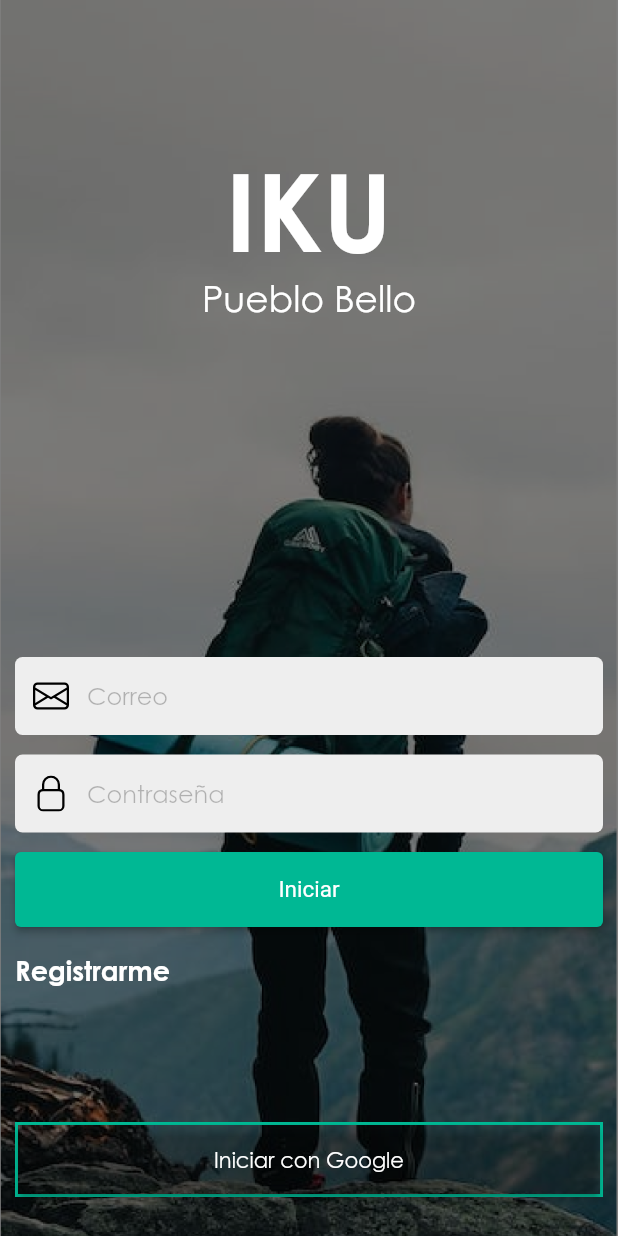
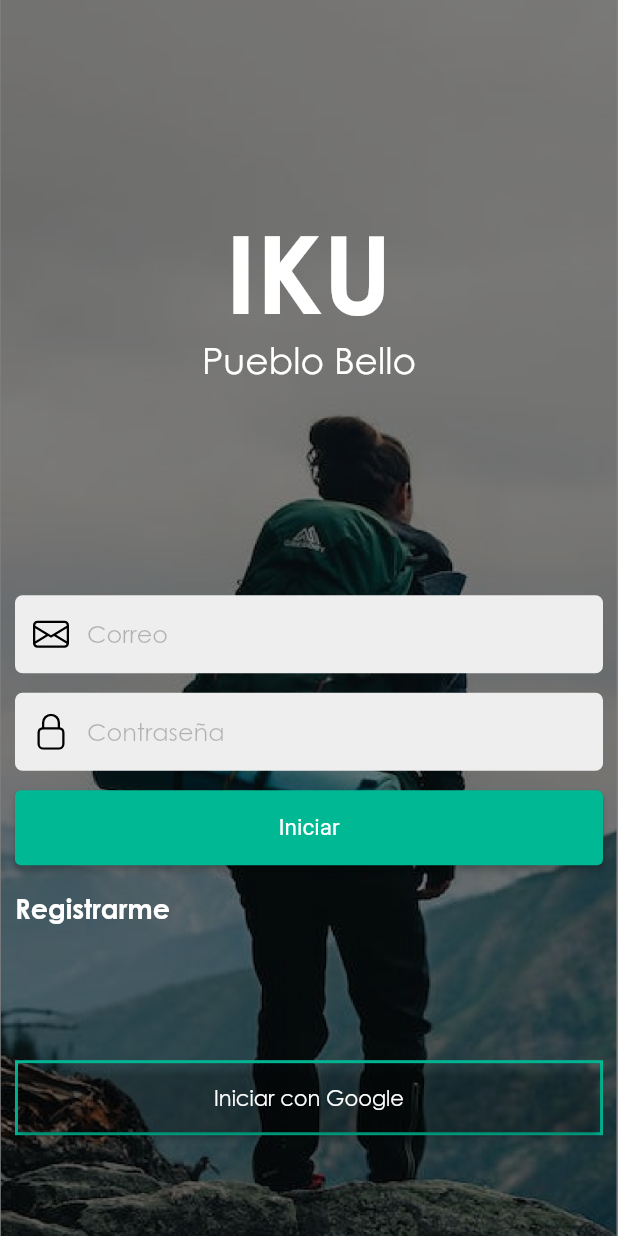
Before and after one commit to pueblobelloapp/TouristApp, a Flutter app: the screen it shows after launch, on a phone screen of 412 x 824 dp. Run offline on Flutter 3.47's test engine with Material 2 defaults, Android fonts, the phone set to English and light mode, and no system bars; our stand-ins replace bootstrap_icons, cloud_firestore, email_validator, equatable, firebase_auth, firebase_core and 8 more; accounts and stored records are empty.

Commit message:
ajuste de desbordamiento de pixel, pantalla login para diferente tamaño de pantalla de dispositivo

```diff
--- a/lib/Recursos/Paginas/Login/Login.dart
+++ b/lib/Recursos/Paginas/Login/Login.dart
@@ -49,6 +49,7 @@ class _LoginState extends State<Login> {
   }
 
   Widget bodyLogin() {
+    final screenHeight = MediaQuery.of(context).size.height;
     return SingleChildScrollView(
       child: Stack(
         children: [
@@ -68,14 +69,14 @@ class _LoginState extends State<Login> {
                 mainAxisAlignment: MainAxisAlignment.center,
                 children: [
                   SizedBox(
-                    height: MediaQuery.of(context).size.height * 0.5,
+                    height: screenHeight * 0.4,
                     child: titleLogin(),
                   ),
                   SizedBox(
-                      //width: MediaQuery.of(context).size.width * 0.9,
+                      // height: screenHeight * 0.4,
                       child: _formLogin()),
                   SizedBox(
-                    //width: MediaQuery.of(context).size.width * 0.9,
+                    // height: screenHeight * 0.2,
                     child: _btnGoogle(),
                   )
                 ],
@@ -110,6 +111,7 @@ class _LoginState extends State<Login> {
   }
 
   Widget _formLogin() {
+    final screenWidth = MediaQuery.of(context).size.width;
     return Padding(
       padding: const EdgeInsets.fromLTRB(10, 0, 10, 0),
       child: Form(
@@ -133,7 +135,7 @@ class _LoginState extends State<Login> {
                 height: 13,
               ),
               SizedBox(
-                width: double.infinity,
+                // width: screenWidth * 0.9,
                 height: 50.0,
                 child: ElevatedButton(
                     style: Constants.buttonPrimary,
```
Also changed, not shown: 1 other file.
